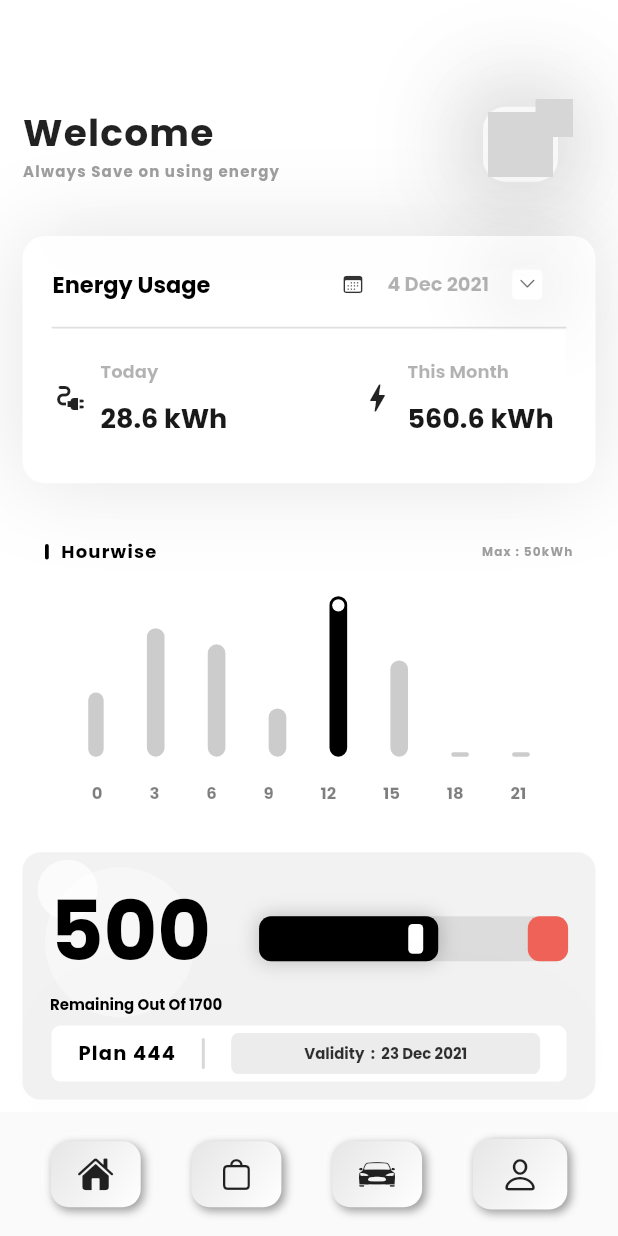
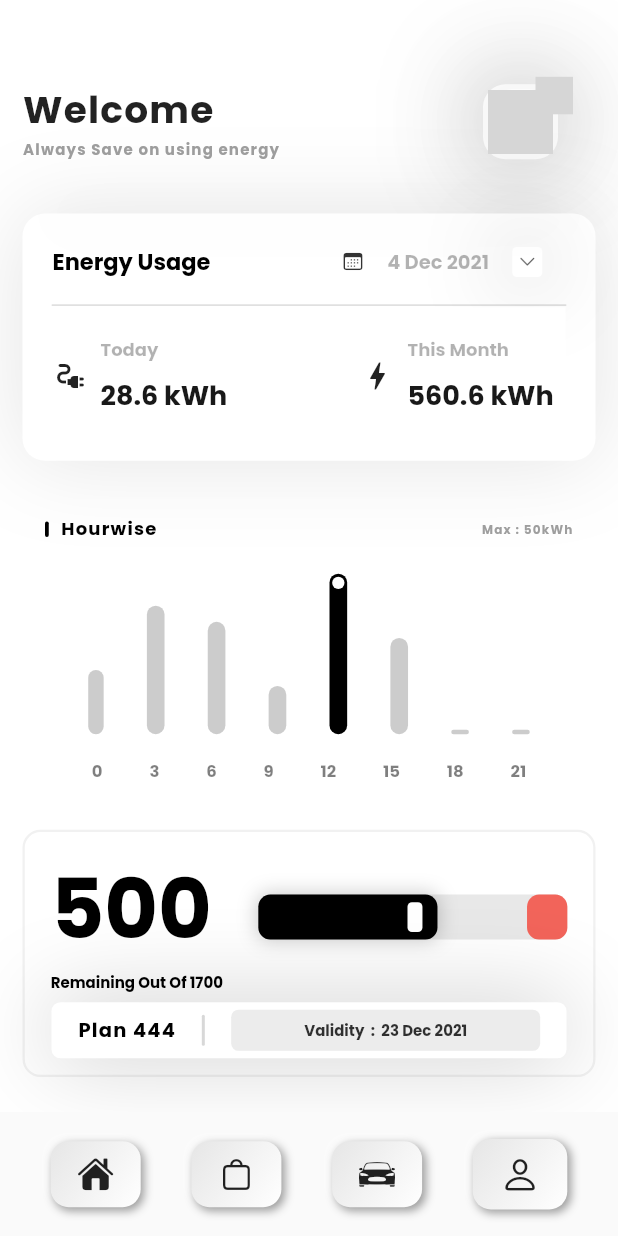
Before and after one commit to amalnathm7/Quark, a Flutter app: the screen it shows once a user with an empty profile is signed in, on a phone screen of 412 x 824 dp. Run offline on Flutter 3.47's test engine with Material 2 defaults, Android fonts, the phone set to English and light mode, and no system bars; drawn by our look-alikes of flutter_neumorphic; our stand-ins replace firebase_auth, firebase_core, google_fonts, lottie; accounts and stored records are empty; network calls fail; grey boxes are pictures that could not be loaded.

Commit message:
homescreen ui changes

```diff
--- a/lib/main_screen/home_page/home.dart
+++ b/lib/main_screen/home_page/home.dart
@@ -39,7 +39,7 @@ class _HomePageState extends State<HomePage> {
       body: SingleChildScrollView(
         physics: const BouncingScrollPhysics(),
         child: Padding(
-          padding: const EdgeInsets.only(left: 15, right: 15, top: 55),
+          padding: const EdgeInsets.only(left: 15, right: 15, top: 40),
           child: Stack(
             children: [
               Column(
@@ -624,7 +624,8 @@ class _HomePageState extends State<HomePage> {
                     height: screenHeight / 5,
                     width: screenWidth,
                     decoration: BoxDecoration(
-                      color: Colors.black.withOpacity(.05),
+                       color: Colors.white,
+                      border: Border.all(width: 1.5,color: Colors.grey.withOpacity(.15)),
                       // gradient:LinearGradient(
                       //   begin: Alignment.topRight,
                       //     end: Alignment.bottomLeft,
@@ -797,9 +798,9 @@ class _HomePageState extends State<HomePage> {
                               decoration: BoxDecoration(
                                   boxShadow: [
                                     BoxShadow(
-                                      color: Colors.black.withOpacity(.02),
+                                      color: Colors.black.withOpacity(.2),
                                       spreadRadius: 1,
-                                      blurRadius: 80,
+                                      blurRadius: 50,
                                     ),
                                   ],
                                 color: Colors.white,
```
